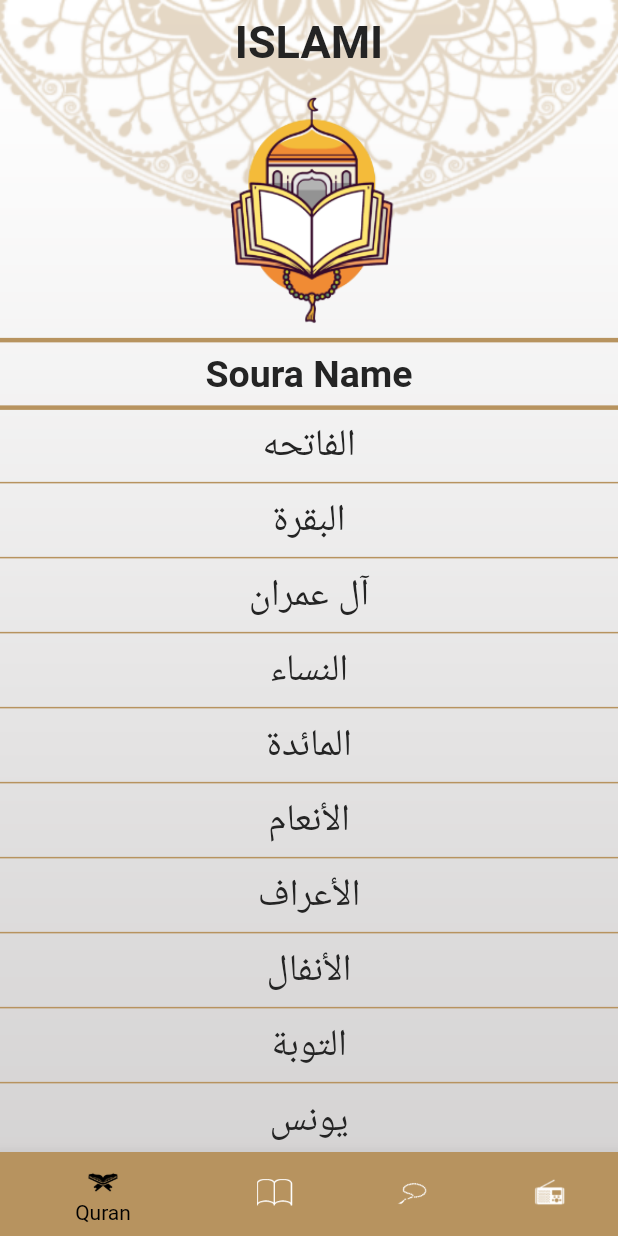
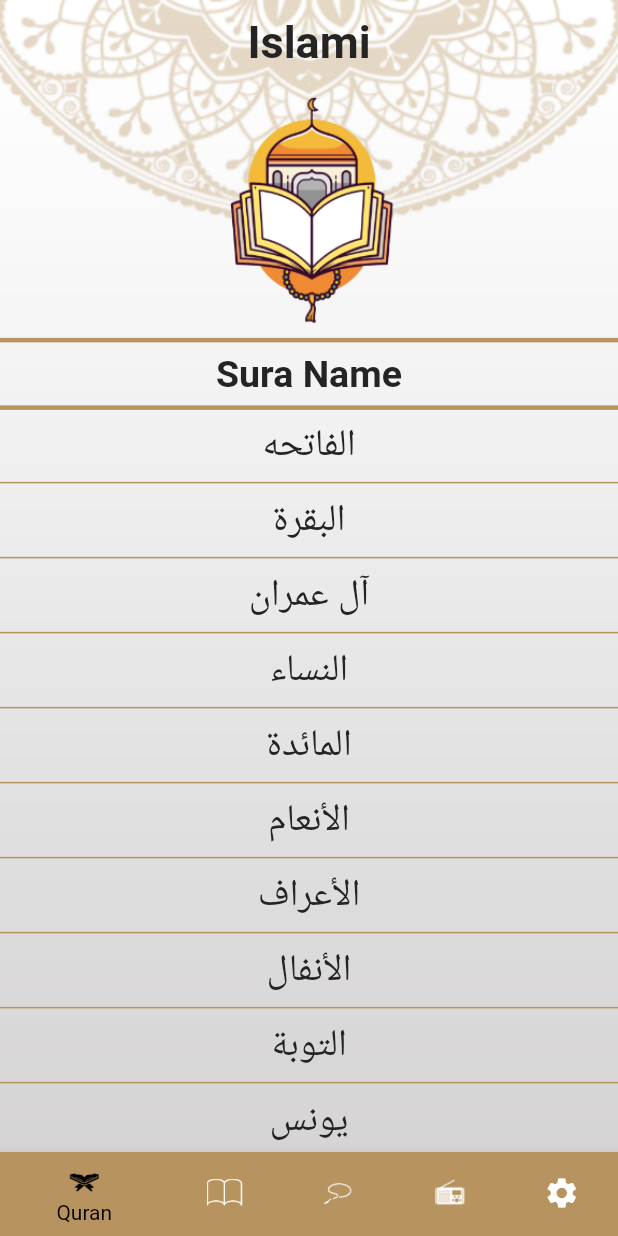
Before and after one commit to youssefmiladsead/ISLAMI, a Flutter app: the screen it shows after launch, on a phone screen of 412 x 824 dp. Run offline on Flutter 3.47's test engine with Material 2 defaults, Android fonts, the phone set to English and light mode, and no system bars; generated files the repository leaves out were written again.

Commit message:
setting_tap

```diff
--- /dev/null
+++ b/l10n.yaml
@@ -0,0 +1,3 @@
+arb-dir: lib/l10n
+template-arb-file: app_en.arb
+output-localization-file: app_localizations.dart
--- a/lib/Hadeth/hadeth_tap.dart
+++ b/lib/Hadeth/hadeth_tap.dart
@@ -1,6 +1,7 @@
 import 'package:flutter/material.dart';
 import 'package:flutter/services.dart';
 import 'package:islami/Hadeth/item_hadeth_name.dart';
+import 'package:flutter_gen/gen_l10n/app_localizations.dart';
 
 class HadethTab extends StatefulWidget {
   @override
@@ -23,7 +24,7 @@ class _HadethTabState extends State<HadethTab> {
           thickness: 3,
         ),
         Text(
-          "Soura Name",
+          AppLocalizations.of(context)!.hadeth_name,
           style: Theme.of(context).textTheme.titleMedium,
         ),
         Divider(
@@ -65,7 +66,7 @@ class _HadethTabState extends State<HadethTab> {
     List<String> hadethList = ahadethContent.split('#\r\n');
     for (int i = 0; i < hadethList.length; i++) {
       //هنقطع الحديث الواحد ل عنوان ومحتوي
-      List<String> hadethLines = hadethList[0].split('\n');
+      List<String> hadethLines = hadethList[i].split('\n');
       String title = hadethLines[0];
       hadethLines.removeAt(0);
       Hadeth hadeth = Hadeth(title: title, content: hadethLines);
--- a/lib/Home_Screen.dart
+++ b/lib/Home_Screen.dart
@@ -1,8 +1,10 @@
 import 'package:flutter/material.dart';
 import 'package:islami/Hadeth/hadeth_tap.dart';
 import 'package:islami/quran/quran_tab.dart';
-import 'package:islami/radio_tap.dart';
+import 'package:islami/radio/radio_tap.dart';
+import 'package:islami/settings/settings_tap.dart';
 import 'package:islami/tasbeh_tap.dart';
+import 'package:flutter_gen/gen_l10n/app_localizations.dart';
 
 class HomeScreen extends StatefulWidget {
   static const String routename = 'Home';
@@ -23,8 +25,8 @@ class _HomeScreenState extends State<HomeScreen> {
         Scaffold(
           backgroundColor: Colors.transparent,
           appBar: AppBar(
-            title:
-                Text('ISLAMI', style: Theme.of(context).textTheme.titleLarge),
+            title: Text(AppLocalizations.of(context)!.app_title,
+                style: Theme.of(context).textTheme.titleLarge),
           ),
           bottomNavigationBar: Theme(
             data: Theme.of(context).copyWith(canvasColor: Color(0xffB7935F)),
@@ -39,22 +41,25 @@ class _HomeScreenState extends State<HomeScreen> {
                     icon: ImageIcon(
                       AssetImage('assets/image/quran@1.png'),
                     ),
-                    label: 'Quran'),
+                    label: AppLocalizations.of(context)!.quran),
                 BottomNavigationBarItem(
                     icon: ImageIcon(
                       AssetImage('assets/image/book@1.png'),
                     ),
-                    label: 'Hades'),
+                    label: AppLocalizations.of(context)!.hadeth),
                 BottomNavigationBarItem(
                     icon: ImageIcon(
                       AssetImage('assets/image/sebha@1.png'),
                     ),
-                    label: 'Sebha'),
+                    label: AppLocalizations.of(context)!.sebha),
                 BottomNavigationBarItem(
                     icon: ImageIcon(
                       AssetImage('assets/image/radio@1.png'),
                     ),
-                    label: 'Radio'),
+                    label: AppLocalizations.of(context)!.radio),
+                BottomNavigationBarItem(
+                    icon: Icon(Icons.settings),
+                    label: AppLocalizations.of(context)!.settings),
               ],
             ),
           ),
@@ -69,5 +74,6 @@ class _HomeScreenState extends State<HomeScreen> {
     HadethTab(),
     TasbehTab(),
     RadioTab(),
+    SettingTap(),
   ];
 }
--- a/lib/main.dart
+++ b/lib/main.dart
@@ -3,6 +3,7 @@ import 'package:islami/Hadeth/hadeth_details_screen.dart';
 import 'package:islami/Home_Screen.dart';
 import 'package:islami/My_Them.dart';
 import 'package:islami/quran/sura_details_screen.dart';
+import 'package:flutter_gen/gen_l10n/app_localizations.dart';
 
 void main() {
   runApp(Islami());
@@ -20,6 +21,9 @@ class Islami extends StatelessWidget {
         HadethDetailsScreen.routename: (context) => HadethDetailsScreen()
       },
       theme: MyTheme.lightTheme,
+      localizationsDelegates: AppLocalizations.localizationsDelegates,
+      supportedLocales: AppLocalizations.supportedLocales,
+      locale: Locale('en'),
     );
   }
 }
--- a/lib/quran/quran_tab.dart
+++ b/lib/quran/quran_tab.dart
@@ -1,5 +1,6 @@
 import 'package:flutter/material.dart';
 import 'package:islami/quran/item_sura_name.dart';
+import 'package:flutter_gen/gen_l10n/app_localizations.dart';
 
 class QuranTab extends StatelessWidget {
   List<String> Names = [
@@ -130,7 +131,7 @@ class QuranTab extends StatelessWidget {
             thickness: 3,
           ),
           Text(
-            "Soura Name",
+            AppLocalizations.of(context)!.sura_name,
             style: Theme.of(context).textTheme.titleMedium,
           ),
           Divider(
--- a/pubspec.yaml
+++ b/pubspec.yaml
@@ -31,6 +31,9 @@ dependencies:
   flutter:
     sdk: flutter
   flutter_native_splash: ^2.3.0
+  flutter_localizations:
+    sdk: flutter
+  intl: any
 
   # The following adds the Cupertino Icons font to your application.
   # Use with the CupertinoIcons class for iOS style icons.
@@ -51,6 +54,7 @@ dev_dependencies:
 
 # The following section is specific to Flutter packages.
 flutter:
+  generate: true
 
   # The following line ensures that the Material Icons font is
   # included with your application, so that you can use the icons in
```
Also changed, not shown: lib/l10n/app_ar.arb (added, +16 -0 lines), lib/l10n/app_en.arb (added, +16 -0 lines), lib/settings/settingbottomsheet.dart (added, +51 -0 lines), lib/settings/settings_tap.dart (added, +53 -0 lines), lib/radio/radio_tap.dart (renamed from lib/radio_tap.dart), pubspec.lock.
